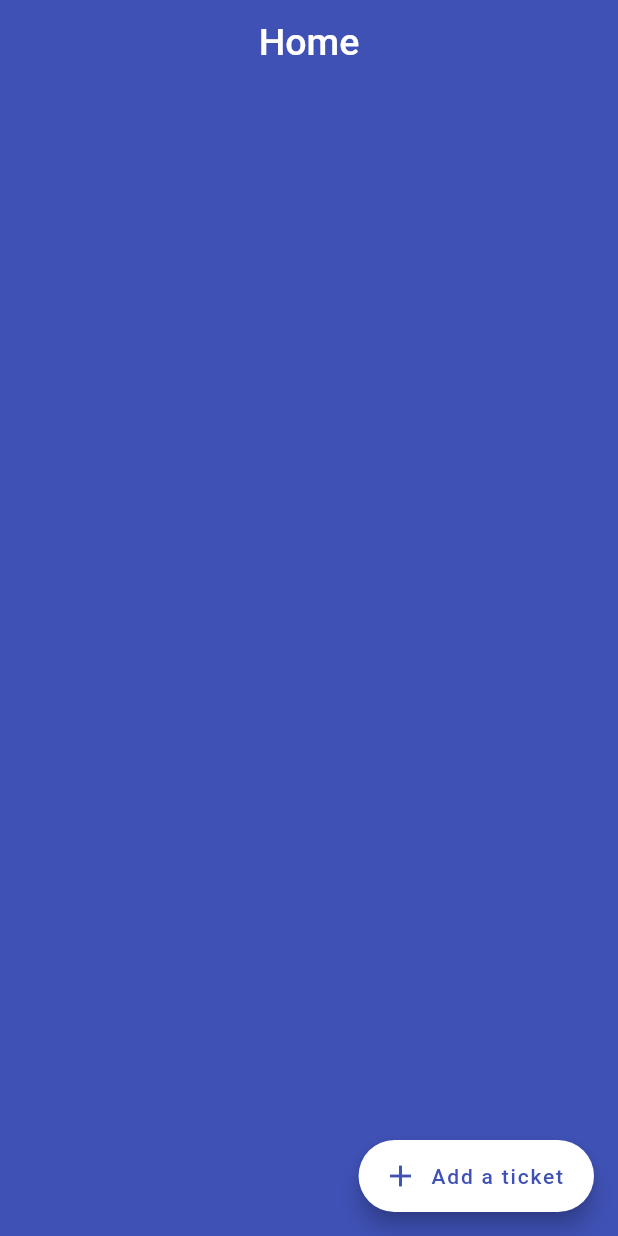
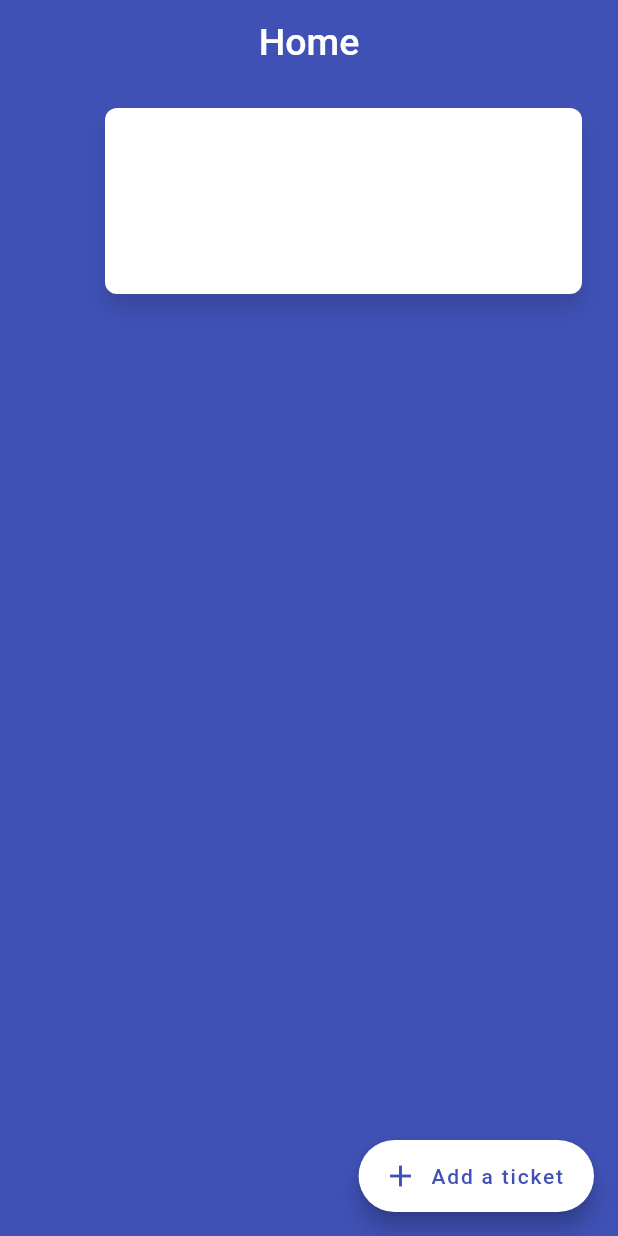
Before and after one commit to kubilaycakmak/ticket_application, a Flutter app: the screen it shows after launch, on a phone screen of 412 x 824 dp. Run offline on Flutter 3.47's test engine with Material 2 defaults, Android fonts, the phone set to English and light mode, and no system bars; missing offline and left inert: rpc.

Commit message:
update ticket model

```diff
--- /dev/null
+++ b/lib/model/TicketModel.dart
@@ -0,0 +1,33 @@
+import 'package:flutter/material.dart';
+
+class TicketModel extends StatelessWidget{
+  @override
+  Widget build(BuildContext context) {
+    return Container(
+      margin: EdgeInsets.symmetric(vertical: 16.0, horizontal: 24.0),
+      child: Stack(
+        children: <Widget>[
+          ticketCard,
+          ticketIcon
+        ],
+      ),
+    );
+  }
+}
+final ticketCard = new Container(
+  height: 124.0,
+  margin: EdgeInsets.only(left: 46),
+  decoration: BoxDecoration(
+    color: Colors.white,
+    borderRadius: BorderRadius.circular(8.0),
+    shape: BoxShape.rectangle,
+    boxShadow: <BoxShadow>[
+      BoxShadow(
+        color: Colors.black12,
+        blurRadius: 10.0,
+        offset: Offset(0.0, 10.0)
+      ),
+    ]
+  ),
+);
+final ticketIcon = new Container();
--- a/lib/screens/AddScreen.dart
+++ b/lib/screens/AddScreen.dart
@@ -1,9 +1,4 @@
 import 'package:flutter/material.dart';
-import 'dart:io';
-import 'dart:convert';
-import 'package:http/io_client.dart';
-import 'package:http/http.dart' as http;
-import 'package:rpc/rpc.dart';
 
 class AddScreen extends StatefulWidget {
   @override
@@ -14,6 +9,7 @@ class AddScreen extends StatefulWidget {
 
 class AddScreenState extends State<AddScreen> {
   TextEditingController flightCodeController = new TextEditingController();
+  String emptyCell = "";
   @override
   Widget build(BuildContext context) {
     var currentColor = Colors.grey[200];
@@ -33,6 +29,14 @@ class AddScreenState extends State<AddScreen> {
           ),
         ),
         actions: <Widget>[
+          IconButton(
+            onPressed: (){
+              setState(() {
+                flightCodeController.text = "";
+              });
+            },
+            icon: Icon(Icons.refresh, color: iconColors,),
+          ),
           IconButton(
             onPressed: (){},
             icon: Icon(Icons.delete, color: iconColors,),
--- a/lib/screens/HomeScreen.dart
+++ b/lib/screens/HomeScreen.dart
@@ -1,4 +1,5 @@
 import 'package:flutter/material.dart';
+import 'package:ticket_application/model/TicketModel.dart';
 
 class HomeScreen extends StatelessWidget {
   @override
@@ -29,6 +30,11 @@ class HomeScreen extends StatelessWidget {
             ),
           ),
         ),
+        body: Column(
+          children: <Widget>[
+              TicketModel(),
+          ],
+        ),
       );
   }
 
```
